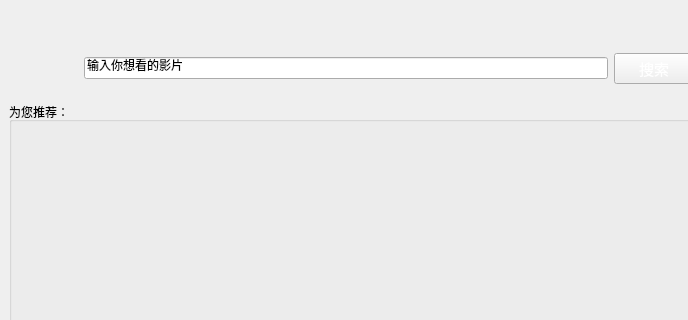
foxlora/MovieRecSys, file ui/mainwindow.ui: the form before one commit; both pictures show x 0 to 688 and y 0 to 320 of the 778 by 900 pixel window.
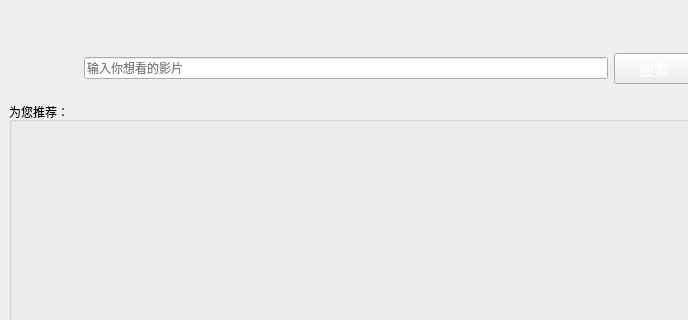
The form after the commit. Custom widgets are drawn as their Qt base class.

```diff
--- a/ui/mainwindow.ui
+++ b/ui/mainwindow.ui
@@ -99,6 +99,9 @@
 &lt;p style=&quot; margin-top:0px; margin-bottom:0px; margin-left:0px; margin-right:0px; -qt-block-indent:0; text-indent:0px;&quot;&gt;输入您想看的影片&lt;/p&gt;&lt;/body&gt;&lt;/html&gt;</string>
          </property>
          <property name="text">
+          <string/>
+         </property>
+         <property name="placeholderText">
           <string>输入你想看的影片</string>
          </property>
         </widget>
```
Left out of the diff: 2 changed lines with no effect on the pictures.
